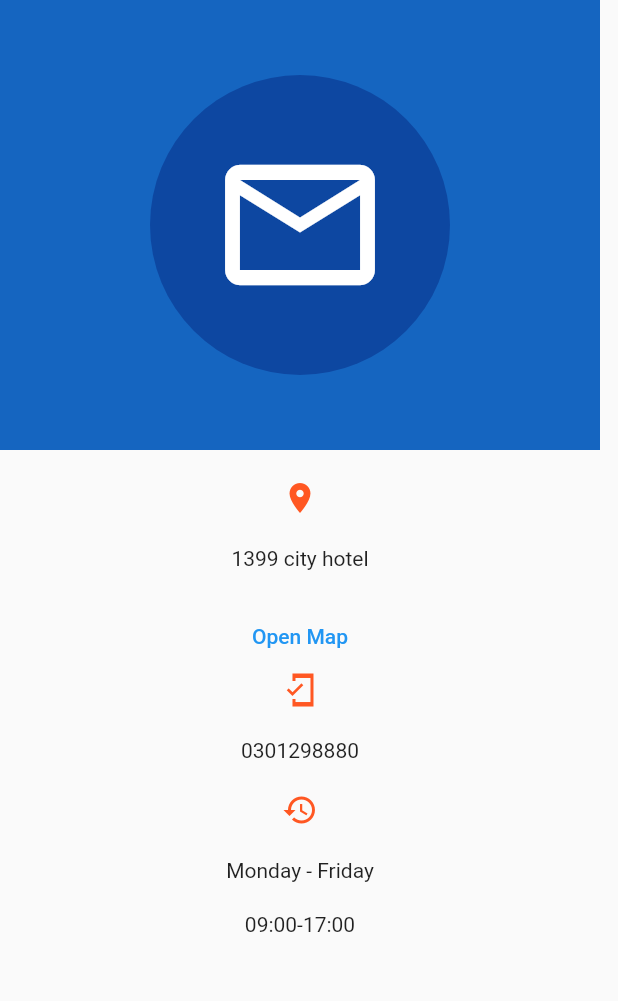
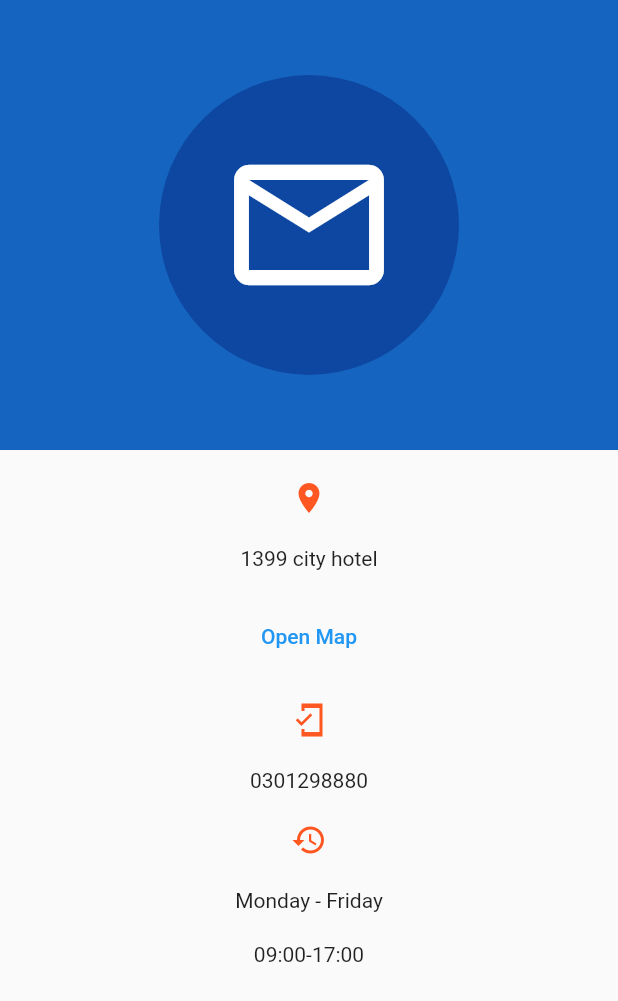
Before and after one commit to MFY2000/Jawan-Pakistan_Mobile-Hybrid-App-Dev-Using-Flutter_, a Flutter app: the AboutPage screen opened directly, on a phone screen of 412 x 824 dp. Shown: the top 1001 px of the screen. Run offline on Flutter 3.47's test engine with Material 2 defaults, Android fonts, the phone set to English and light mode, and no system bars; our stand-ins replace date_time_picker, font_awesome_flutter.

Commit message:
MFY auto commit at 20/11/2021 22:40:31

```diff
--- a/HackAccount/mini_hackathon/lib/Pages/About/About.dart
+++ b/HackAccount/mini_hackathon/lib/Pages/About/About.dart
@@ -1,7 +1,6 @@
 // ignore_for_file: file_names
 
 import 'package:flutter/material.dart';
-
 
 class AboutPage extends StatelessWidget {
   const AboutPage({Key? key}) : super(key: key);
@@ -9,20 +8,19 @@ class AboutPage extends StatelessWidget {
   @override
   Widget build(BuildContext context) {
     return Scaffold(
-
       body: SingleChildScrollView(
         child: Column(
           children: [
             Container(
               color: Colors.blue[800],
-              width: 400,
+              width: MediaQuery.of(context).size.width,
               height: 300,
               child: Container(
-                padding: EdgeInsets.all(50),
+                padding: const EdgeInsets.all(50),
                 child: CircleAvatar(
                   radius: 50,
                   backgroundColor: Colors.blue[900],
-                  child: Icon(
+                  child: const Icon(
                     Icons.mail_outline,
                     color: Colors.white,
                     size: 120,
@@ -32,42 +30,36 @@ class AboutPage extends StatelessWidget {
             ),
             Column(
               children: [
-                SizedBox(
-                  height: 20,
-                ),
-                Icon(Icons.location_on, color: Colors.deepOrange),
-                SizedBox(
-                  height: 20,
-                ),
-                Text('1399 city hotel'),
-                SizedBox(
-                  height: 20,
-                ),
-                TextButton(
-                  onPressed: () {},
-                  child: Text("Open Map"),
-                ),
-                Icon(Icons.mobile_friendly_sharp,
-                    color:Colors.deepOrange),
-                SizedBox(
-                  height: 20,
-                ),
-                Text('0301298880'),
-                SizedBox(
-                  height: 20,
-                ),
-                Icon(Icons.history, color:Colors.deepOrange),
-                SizedBox(
-                  height: 20,
-                ),
-                Text('Monday - Friday'),
-                SizedBox(
-                  height: 20,
-                ),
-                Text('09:00-17:00'),
-                SizedBox(
-                  height: 20,
-                ),
+                Container(
+                    margin: const EdgeInsets.only(top: 20),
+                    child: const Icon(Icons.location_on,
+                        color: Colors.deepOrange)),
+                Container(
+                    margin: const EdgeInsets.only(top: 20),
+                    child: const Text('1399 city hotel')),
+                Container(
+                    margin: const EdgeInsets.only(top: 20),
+                    child: TextButton(
+                      onPressed: () {},
+                      child: const Text("Open Map"),
+                    )),
+                Container(
+                    margin: const EdgeInsets.only(top: 20),
+                    child: const Icon(Icons.mobile_friendly_sharp,
+                        color: Colors.deepOrange)),
+                Container(
+                    margin: const EdgeInsets.only(top: 20),
+                    child: const Text('0301298880')),
+                Container(
+                    margin: const EdgeInsets.only(top: 20),
+                    child: const Icon(Icons.history, color: Colors.deepOrange)),
+                Container(
+                    margin: const EdgeInsets.only(top: 20),
+                    child: const Text('Monday - Friday')),
+                Container(
+                    margin: const EdgeInsets.only(top: 20),
+                    child: const Text('09:00-17:00')),
+
               ],
             ),
           ],
```
